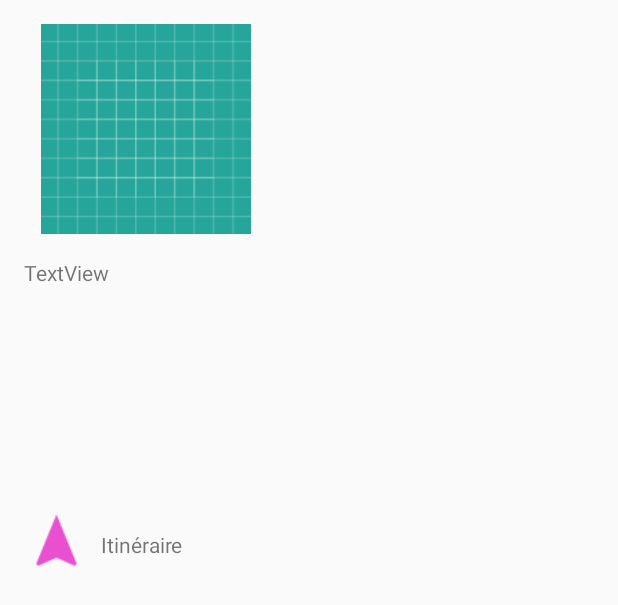
After one commit to Boulzevard/StarLove, an Android app: the layout activity_description.xml on its own in the app's theme, with its tools: preview values and no code run, on a phone screen of 412 x 824 dp. The commit adds this screen. Shown: the top 605 px of the screen. Run offline under Robolectric (Android 15) with nearby library versions, the phone set to English and light mode, and no system bars.

Commit message:
fiche description

```diff
--- /dev/null
+++ b/app/src/main/res/layout/activity_description.xml
@@ -0,0 +1,52 @@
+<?xml version="1.0" encoding="utf-8"?>
+<android.support.constraint.ConstraintLayout xmlns:android="http://schemas.android.com/apk/res/android"
+    xmlns:app="http://schemas.android.com/apk/res-auto"
+    xmlns:tools="http://schemas.android.com/tools"
+    android:layout_width="match_parent"
+    android:layout_height="match_parent"
+    tools:context=".Description">
+
+    <TextView
+        android:id="@+id/text_description"
+        android:layout_width="294dp"
+        android:layout_height="149dp"
+        android:layout_marginLeft="16dp"
+        android:layout_marginStart="16dp"
+        android:layout_marginTop="16dp"
+        android:text="TextView"
+        app:layout_constraintStart_toStartOf="parent"
+        app:layout_constraintTop_toBottomOf="@+id/image_profil" />
+
+    <ImageView
+        android:id="@+id/image_profil"
+        android:layout_width="162dp"
+        android:layout_height="140dp"
+        android:layout_marginLeft="16dp"
+        android:layout_marginStart="16dp"
+        android:layout_marginTop="16dp"
+        app:layout_constraintStart_toStartOf="parent"
+        app:layout_constraintTop_toTopOf="parent"
+        app:srcCompat="@drawable/ic_launcher_background" />
+
+    <ImageView
+        android:id="@+id/image_itinarary"
+        android:layout_width="43dp"
+        android:layout_height="47dp"
+        android:layout_marginLeft="16dp"
+        android:layout_marginStart="16dp"
+        android:layout_marginTop="16dp"
+        app:layout_constraintStart_toStartOf="parent"
+        app:layout_constraintTop_toBottomOf="@+id/text_description"
+        app:srcCompat="@drawable/ic_action_name" />
+
+    <TextView
+        android:id="@+id/text_itinarary"
+        android:layout_width="94dp"
+        android:layout_height="29dp"
+        android:layout_marginLeft="8dp"
+        android:layout_marginStart="8dp"
+        android:layout_marginTop="32dp"
+        android:text="Itinéraire"
+        app:layout_constraintStart_toEndOf="@+id/image_itinarary"
+        app:layout_constraintTop_toBottomOf="@+id/text_description" />
+</android.support.constraint.ConstraintLayout>
```
Also changed, not shown: app/src/main/AndroidManifest.xml (+13 -12 lines), app/src/main/java/fr/wcs/starlove/Description.java (added, +73 -0 lines), app/src/main/java/fr/wcs/starlove/ListeActivity.java (+13 -0 lines), app/src/main/java/fr/wcs/starlove/ModelProfil.java (+66 -2 lines), app/src/main/res/drawable-hdpi/ic_action_name.png (added), app/src/main/res/drawable-mdpi/ic_action_name.png (added), app/src/main/res/drawable-xhdpi/ic_action_name.png (added), app/src/main/res/drawable-xxhdpi/ic_action_name.png (added).
